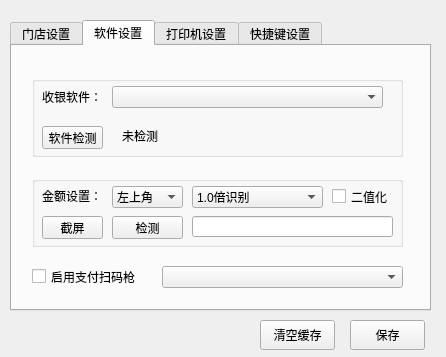
qinan2014/bbqshop, file bbqshop/MainDlg/maindlg.ui: the form before one commit.
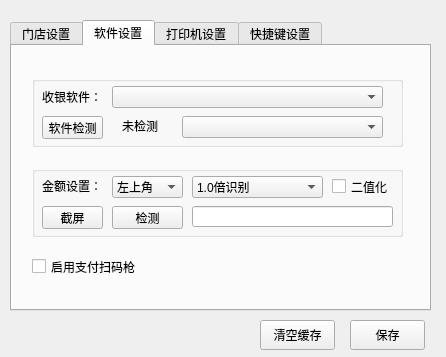
The form after the commit.

Commit message: 进程监控界面及逻辑修改

Patch:
```diff
--- a/bbqshop/MainDlg/maindlg.ui
+++ b/bbqshop/MainDlg/maindlg.ui
@@ -233,7 +233,7 @@
        <x>20</x>
        <y>30</y>
        <width>371</width>
-       <height>81</height>
+       <height>71</height>
       </rect>
      </property>
      <property name="title">
@@ -276,7 +276,7 @@
       <property name="geometry">
        <rect>
         <x>10</x>
-        <y>50</y>
+        <y>40</y>
         <width>61</width>
         <height>23</height>
        </rect>
@@ -289,8 +289,8 @@
       <property name="geometry">
        <rect>
         <x>90</x>
-        <y>50</y>
-        <width>261</width>
+        <y>40</y>
+        <width>41</width>
         <height>20</height>
        </rect>
       </property>
@@ -298,6 +298,16 @@
        <string>未检测</string>
       </property>
      </widget>
+     <widget class="QComboBox" name="cboToolexe">
+      <property name="geometry">
+       <rect>
+        <x>150</x>
+        <y>40</y>
+        <width>201</width>
+        <height>22</height>
+       </rect>
+      </property>
+     </widget>
     </widget>
     <widget class="QGroupBox" name="gbMoneyPos">
      <property name="enabled">
@@ -306,7 +316,7 @@
      <property name="geometry">
       <rect>
        <x>20</x>
-       <y>130</y>
+       <y>120</y>
        <width>371</width>
        <height>71</height>
       </rect>
@@ -461,7 +471,7 @@
      <property name="geometry">
       <rect>
        <x>20</x>
-       <y>220</y>
+       <y>210</y>
        <width>111</width>
        <height>21</height>
       </rect>
@@ -470,16 +480,6 @@
       <string>启用支付扫码枪</string>
      </property>
     </widget>
-    <widget class="QComboBox" name="cboToolexe">
-     <property name="geometry">
-      <rect>
-       <x>150</x>
-       <y>220</y>
-       <width>241</width>
-       <height>22</height>
-      </rect>
-     </property>
-    </widget>
    </widget>
    <widget class="QWidget" name="tab">
     <attribute name="title">
```
The commit also changes 1 other file.
